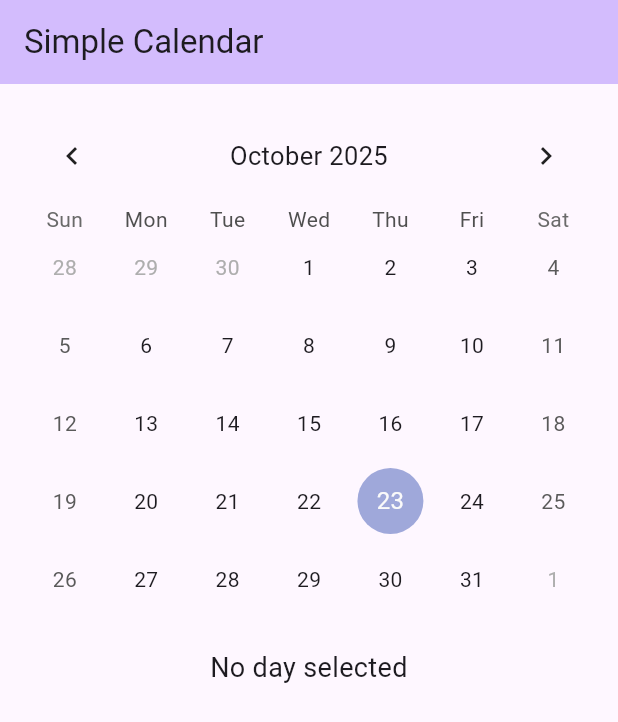
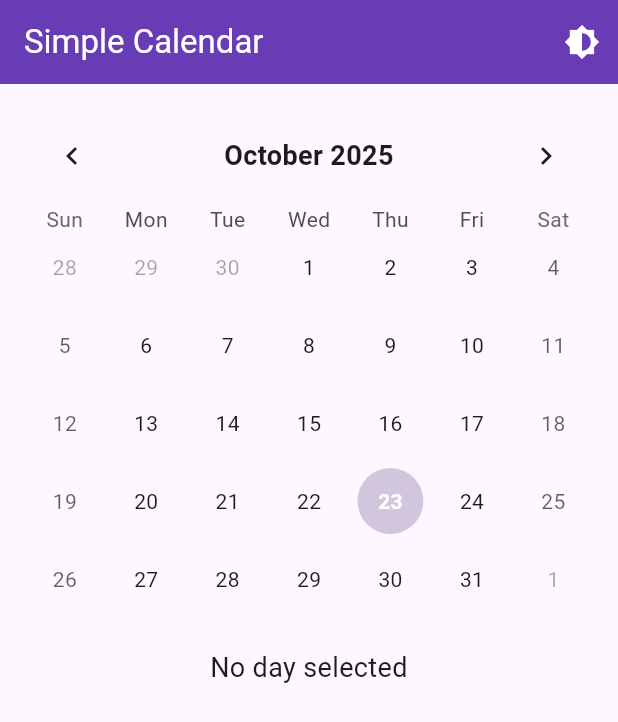
Before and after one commit to Damond5/mcal, a Flutter app: the screen it shows after launch, on a phone screen of 412 x 824 dp. Shown: the top 722 px of the screen. Run offline on Flutter 3.47's test engine with Material 3 defaults, Android fonts, the phone set to English and light mode, and no system bars; drawn by our look-alikes of table_calendar; our stand-ins replace shared_preferences.

Commit message:
implemented dark mode

```diff
--- a/lib/calendar_widget.dart
+++ b/lib/calendar_widget.dart
@@ -43,13 +43,51 @@ class CalendarWidgetState extends State<CalendarWidget> {
                     _focusedDay = focusedDay;
                   });
                 },
-                calendarStyle: const CalendarStyle(
-                  cellMargin: EdgeInsets.all(4.0),
-                  cellPadding: EdgeInsets.all(2.0),
+                calendarStyle: CalendarStyle(
+                  cellMargin: const EdgeInsets.all(4.0),
+                  cellPadding: const EdgeInsets.all(2.0),
+                  todayDecoration: BoxDecoration(
+                    color: Theme.of(context).colorScheme.primary.withValues(alpha: 0.3),
+                    shape: BoxShape.circle,
+                  ),
+                  selectedDecoration: BoxDecoration(
+                    color: Theme.of(context).colorScheme.primary,
+                    shape: BoxShape.circle,
+                  ),
+                  todayTextStyle: TextStyle(
+                    color: Theme.of(context).colorScheme.onPrimary,
+                    fontWeight: FontWeight.bold,
+                  ),
+                  selectedTextStyle: TextStyle(
+                    color: Theme.of(context).colorScheme.onPrimary,
+                    fontWeight: FontWeight.bold,
+                  ),
+                  defaultTextStyle: TextStyle(
+                    color: Theme.of(context).colorScheme.onSurface,
+                  ),
+                  weekendTextStyle: TextStyle(
+                    color: Theme.of(context).colorScheme.onSurface.withValues(alpha: 0.7),
+                  ),
+                  outsideTextStyle: TextStyle(
+                    color: Theme.of(context).colorScheme.onSurface.withValues(alpha: 0.4),
+                  ),
                 ),
-                headerStyle: const HeaderStyle(
+                headerStyle: HeaderStyle(
                   formatButtonVisible: false,
                   titleCentered: true,
+                  titleTextStyle: TextStyle(
+                    color: Theme.of(context).colorScheme.onSurface,
+                    fontSize: 18,
+                    fontWeight: FontWeight.w600,
+                  ),
+                  leftChevronIcon: Icon(
+                    Icons.chevron_left,
+                    color: Theme.of(context).colorScheme.onSurface,
+                  ),
+                  rightChevronIcon: Icon(
+                    Icons.chevron_right,
+                    color: Theme.of(context).colorScheme.onSurface,
+                  ),
                 ),
               ),
             ),
@@ -61,7 +99,10 @@ class CalendarWidgetState extends State<CalendarWidget> {
                 _selectedDay != null
                     ? 'Selected day: ${DateFormat.yMd().format(_selectedDay!)}'
                     : 'No day selected',
-                style: const TextStyle(fontSize: 18),
+                style: TextStyle(
+                  fontSize: 18,
+                  color: Theme.of(context).colorScheme.onSurface,
+                ),
                 textAlign: TextAlign.center,
                 overflow: TextOverflow.ellipsis,
                 maxLines: 1,
--- a/lib/main.dart
+++ b/lib/main.dart
@@ -1,8 +1,18 @@
 import 'package:flutter/material.dart';
+import 'package:provider/provider.dart';
 import 'calendar_widget.dart';
+import 'providers/theme_provider.dart';
+import 'themes/light_theme.dart';
+import 'themes/dark_theme.dart';
+import 'widgets/theme_toggle_button.dart';
 
 void main() {
-  runApp(const MyApp());
+  runApp(
+    ChangeNotifierProvider(
+      create: (context) => ThemeProvider(),
+      child: const MyApp(),
+    ),
+  );
 }
 
 class MyApp extends StatelessWidget {
@@ -11,27 +21,16 @@ class MyApp extends StatelessWidget {
   // This widget is the root of your application.
   @override
   Widget build(BuildContext context) {
-    return MaterialApp(
-      title: 'Simple Calendar',
-      theme: ThemeData(
-        // This is the theme of your application.
-        //
-        // TRY THIS: Try running your application with "flutter run". You'll see
-        // the application has a purple toolbar. Then, without quitting the app,
-        // try changing the seedColor in the colorScheme below to Colors.green
-        // and then invoke "hot reload" (save your changes or press the "hot
-        // reload" button in a Flutter-supported IDE, or press "r" if you used
-        // the command line to start the app).
-        //
-        // Notice that the counter didn't reset back to zero; the application
-        // state is not lost during the reload. To reset the state, use hot
-        // restart instead.
-        //
-        // This works for code too, not just values: Most code changes can be
-        // tested with just a hot reload.
-        colorScheme: ColorScheme.fromSeed(seedColor: Colors.deepPurple),
-      ),
-      home: const MyHomePage(title: 'Simple Calendar'),
+    return Consumer<ThemeProvider>(
+      builder: (context, themeProvider, child) {
+        return MaterialApp(
+          title: 'Simple Calendar',
+          theme: getLightTheme(),
+          darkTheme: getDarkTheme(),
+          themeMode: themeProvider.themeMode,
+          home: const MyHomePage(title: 'Simple Calendar'),
+        );
+      },
     );
   }
 }
@@ -45,10 +44,12 @@ class MyHomePage extends StatelessWidget {
   Widget build(BuildContext context) {
     return Scaffold(
       appBar: AppBar(
-        backgroundColor: Theme.of(context).colorScheme.inversePrimary,
         title: Text(title),
+        actions: const [
+          ThemeToggleButton(),
+        ],
       ),
-      body: CalendarWidget(),
+      body: const CalendarWidget(),
     );
   }
 }
--- /dev/null
+++ b/lib/providers/theme_provider.dart
@@ -0,0 +1,45 @@
+import 'package:flutter/material.dart';
+import 'package:shared_preferences/shared_preferences.dart';
+
+class ThemeProvider extends ChangeNotifier {
+  static const String _themeKey = 'theme_mode';
+  ThemeMode _themeMode = ThemeMode.system;
+
+  ThemeMode get themeMode => _themeMode;
+
+  bool get isDarkMode {
+    if (_themeMode == ThemeMode.system) {
+      return WidgetsBinding.instance.platformDispatcher.platformBrightness == Brightness.dark;
+    }
+    return _themeMode == ThemeMode.dark;
+  }
+
+  ThemeProvider() {
+    _loadThemeMode();
+  }
+
+  Future<void> _loadThemeMode() async {
+    final prefs = await SharedPreferences.getInstance();
+    final themeIndex = prefs.getInt(_themeKey) ?? 0; // 0 = system, 1 = light, 2 = dark
+    _themeMode = ThemeMode.values[themeIndex];
+    notifyListeners();
+  }
+
+  Future<void> setThemeMode(ThemeMode mode) async {
+    _themeMode = mode;
+    final prefs = await SharedPreferences.getInstance();
+    await prefs.setInt(_themeKey, mode.index);
+    notifyListeners();
+  }
+
+  void toggleTheme() {
+    if (_themeMode == ThemeMode.system) {
+      // If system, switch to opposite of current system theme
+      final isCurrentlyDark = WidgetsBinding.instance.platformDispatcher.platformBrightness == Brightness.dark;
+      setThemeMode(isCurrentlyDark ? ThemeMode.light : ThemeMode.dark);
+    } else {
+      // Toggle between light and dark
+      setThemeMode(_themeMode == ThemeMode.light ? ThemeMode.dark : ThemeMode.light);
+    }
+  }
+}
--- /dev/null
+++ b/lib/themes/dark_theme.dart
@@ -0,0 +1,42 @@
+import 'package:flutter/material.dart';
+
+ThemeData getDarkTheme() {
+  return ThemeData(
+    useMaterial3: true,
+    brightness: Brightness.dark,
+    colorScheme: ColorScheme.fromSeed(
+      seedColor: Colors.deepPurple,
+      brightness: Brightness.dark,
+    ),
+    appBarTheme: AppBarTheme(
+      backgroundColor: Colors.deepPurple.shade800,
+      foregroundColor: Colors.white,
+      elevation: 2,
+    ),
+
+    elevatedButtonTheme: ElevatedButtonThemeData(
+      style: ElevatedButton.styleFrom(
+        elevation: 2,
+        shape: RoundedRectangleBorder(
+          borderRadius: BorderRadius.circular(8),
+        ),
+      ),
+    ),
+    textTheme: const TextTheme(
+      headlineSmall: TextStyle(
+        fontSize: 20,
+        fontWeight: FontWeight.w600,
+        color: Colors.white,
+      ),
+      bodyLarge: TextStyle(
+        fontSize: 16,
+        color: Colors.white,
+      ),
+      bodyMedium: TextStyle(
+        fontSize: 14,
+        color: Colors.white70,
+      ),
+    ),
+    scaffoldBackgroundColor: Colors.grey.shade900,
+  );
+}
--- /dev/null
+++ b/lib/themes/light_theme.dart
@@ -0,0 +1,41 @@
+import 'package:flutter/material.dart';
+
+ThemeData getLightTheme() {
+  return ThemeData(
+    useMaterial3: true,
+    brightness: Brightness.light,
+    colorScheme: ColorScheme.fromSeed(
+      seedColor: Colors.deepPurple,
+      brightness: Brightness.light,
+    ),
+    appBarTheme: const AppBarTheme(
+      backgroundColor: Colors.deepPurple,
+      foregroundColor: Colors.white,
+      elevation: 2,
+    ),
+
+    elevatedButtonTheme: ElevatedButtonThemeData(
+      style: ElevatedButton.styleFrom(
+        elevation: 2,
+        shape: RoundedRectangleBorder(
+          borderRadius: BorderRadius.circular(8),
+        ),
+      ),
+    ),
+    textTheme: const TextTheme(
+      headlineSmall: TextStyle(
+        fontSize: 20,
+        fontWeight: FontWeight.w600,
+        color: Colors.black87,
+      ),
+      bodyLarge: TextStyle(
+        fontSize: 16,
+        color: Colors.black87,
+      ),
+      bodyMedium: TextStyle(
+        fontSize: 14,
+        color: Colors.black54,
+      ),
+    ),
+  );
+}
--- /dev/null
+++ b/lib/widgets/theme_toggle_button.dart
@@ -0,0 +1,28 @@
+import 'package:flutter/material.dart';
+import 'package:provider/provider.dart';
+import '../providers/theme_provider.dart';
+
+class ThemeToggleButton extends StatelessWidget {
+  const ThemeToggleButton({super.key});
+
+  @override
+  Widget build(BuildContext context) {
+    return Consumer<ThemeProvider>(
+      builder: (context, themeProvider, child) {
+        return IconButton(
+          icon: Icon(
+            themeProvider.themeMode == ThemeMode.system
+                ? Icons.brightness_6
+                : themeProvider.isDarkMode
+                    ? Icons.light_mode
+                    : Icons.dark_mode,
+          ),
+          onPressed: () => themeProvider.toggleTheme(),
+          tooltip: themeProvider.themeMode == ThemeMode.system
+              ? 'Switch to manual theme'
+              : 'Toggle theme',
+        );
+      },
+    );
+  }
+}
--- a/pubspec.yaml
+++ b/pubspec.yaml
@@ -36,6 +36,8 @@ dependencies:
   cupertino_icons: ^1.0.8
   intl: ^0.20.0
   table_calendar: ^3.2.0
+  shared_preferences: ^2.2.0
+  provider: ^6.1.1
 
 dev_dependencies:
   flutter_test:
```
Also changed, not shown: pubspec.lock, 4 other files.
